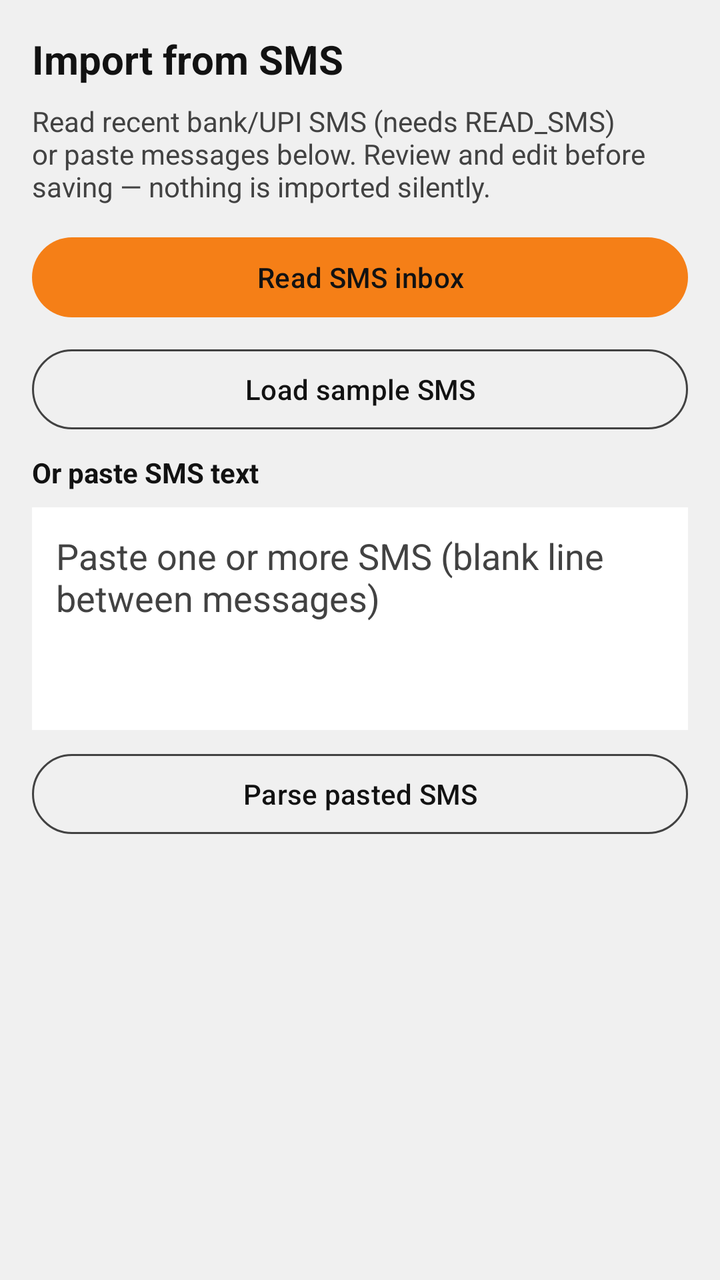
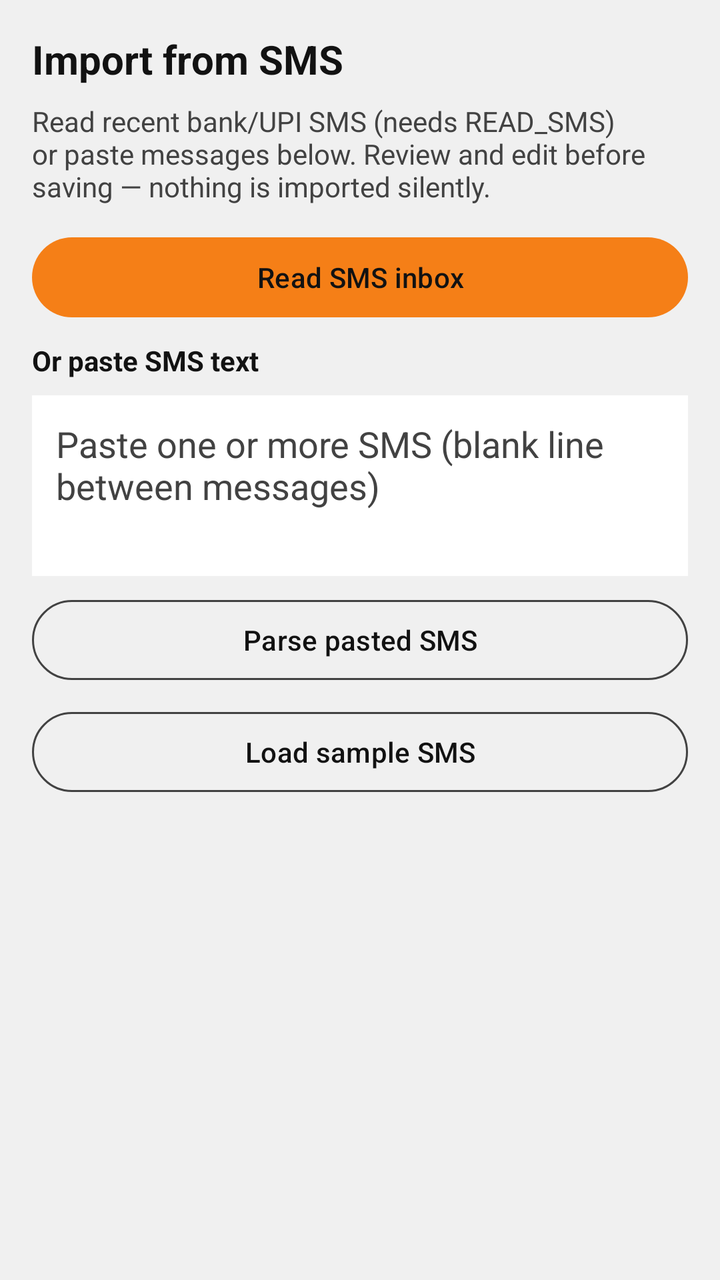

Two renders of the same Android screen: before a commit and after it. Below are the layout's source before the change and the commit's diff.
<!-- AndroidManifest.xml: application theme Theme.MoneyManager -->
<!-- res/layout/fragment_import_sms.xml -->
<?xml version="1.0" encoding="utf-8"?>
<ScrollView xmlns:android="http://schemas.android.com/apk/res/android"
    xmlns:app="http://schemas.android.com/apk/res-auto"
    xmlns:tools="http://schemas.android.com/tools"
    android:layout_width="match_parent"
    android:layout_height="match_parent"
    android:padding="16dp"
    android:fillViewport="true"
    android:background="@color/background_gray">

    <LinearLayout
        android:layout_width="match_parent"
        android:layout_height="wrap_content"
        android:orientation="vertical">

        <TextView
            android:layout_width="match_parent"
            android:layout_height="wrap_content"
            android:text="@string/import_sms_title"
            android:textStyle="bold"
            android:textSize="20sp"
            android:textColor="@color/text_primary"
            android:layout_marginBottom="8dp" />

        <TextView
            android:layout_width="match_parent"
            android:layout_height="wrap_content"
            android:text="@string/import_sms_hint"
            android:textColor="@color/text_secondary"
            android:textSize="14sp"
            android:layout_marginBottom="12dp" />

        <com.google.android.material.button.MaterialButton
            android:id="@+id/btnReadInbox"
            android:layout_width="match_parent"
            android:layout_height="wrap_content"
            android:text="@string/import_sms_read_inbox"
            android:textColor="@color/button_on_yellow"
            app:backgroundTint="@color/primary_yellow_dark"
            android:layout_marginBottom="8dp" />

        <com.google.android.material.button.MaterialButton
            android:id="@+id/btnLoadSamples"
            style="@style/Widget.Material3.Button.OutlinedButton"
            android:layout_width="match_parent"
            android:layout_height="wrap_content"
            android:text="@string/import_sms_load_samples"
            android:textColor="@color/text_primary"
            app:strokeColor="@color/text_secondary"
            android:layout_marginBottom="8dp" />

        <TextView
            android:layout_width="wrap_content"
            android:layout_height="wrap_content"
            android:text="@string/import_sms_or_paste"
            android:textStyle="bold"
            android:textColor="@color/text_primary"
            android:layout_marginBottom="8dp" />

        <EditText
            android:id="@+id/etPasteSms"
            android:layout_width="match_parent"
            android:layout_height="wrap_content"
            android:minLines="4"
            android:gravity="top|start"
            android:inputType="textMultiLine|textCapSentences"
            android:hint="@string/import_sms_paste_hint"
            android:textColor="@color/text_primary"
            android:textColorHint="@color/text_secondary"
            android:background="@color/surface_white"
            android:padding="12dp"
            android:layout_marginBottom="8dp" />

        <com.google.android.material.button.MaterialButton
            android:id="@+id/btnParsePaste"
            style="@style/Widget.Material3.Button.OutlinedButton"
            android:layout_width="match_parent"
            android:layout_height="wrap_content"
            android:text="@string/import_sms_parse_paste"
            android:textColor="@color/text_primary"
            app:strokeColor="@color/text_secondary"
            android:layout_marginBottom="16dp" />

        <TextView
            android:id="@+id/tvInboxSection"
            android:layout_width="wrap_content"
            android:layout_height="wrap_content"
            android:text="@string/import_sms_select_title"
            android:textStyle="bold"
            android:textColor="@color/text_primary"
            android:visibility="gone"
            android:layout_marginBottom="8dp" />

        <androidx.recyclerview.widget.RecyclerView
            android:id="@+id/rvInbox"
            android:layout_width="match_parent"
            android:layout_height="wrap_content"
            android:nestedScrollingEnabled="false"
            android:visibility="gone"
            tools:listitem="@layout/item_sms_inbox"
            android:layout_marginBottom="8dp" />

        <com.google.android.material.button.MaterialButton
            android:id="@+id/btnPreviewSelected"
            style="@style/Widget.Material3.Button.OutlinedButton"
            android:layout_width="match_parent"
            android:layout_height="wrap_content"
            android:text="@string/import_sms_preview_selected"
            android:textColor="@color/text_primary"
            android:visibility="gone"
            android:layout_marginBottom="16dp" />

        <TextView
            android:id="@+id/tvPreviewSection"
            android:layout_width="wrap_content"
            android:layout_height="wrap_content"
            android:text="@string/import_sms_preview_title"
            android:textStyle="bold"
            android:textColor="@color/text_primary"
            android:visibility="gone"
            android:layout_marginBottom="8dp" />

        <LinearLayout
            android:id="@+id/previewContainer"
            android:layout_width="match_parent"
            android:layout_height="wrap_content"
            android:orientation="vertical"
            android:visibility="gone" />

        <com.google.android.material.button.MaterialButton
            android:id="@+id/btnConfirmImport"
            android:layout_width="match_parent"
            android:layout_height="wrap_content"
            android:text="@string/import_sms_confirm"
            android:textColor="@color/button_on_yellow"
            app:backgroundTint="@color/primary_yellow_dark"
            android:visibility="gone"
            android:layout_marginTop="8dp"
            android:layout_marginBottom="24dp" />

        <ProgressBar
            android:id="@+id/progressInbox"
            android:layout_width="wrap_content"
            android:layout_height="wrap_content"
            android:layout_gravity="center_horizontal"
            android:visibility="gone" />

    </LinearLayout>
</ScrollView>
<!-- res/layout/item_sms_inbox.xml (included above) -->
<?xml version="1.0" encoding="utf-8"?>
<LinearLayout xmlns:android="http://schemas.android.com/apk/res/android"
    android:layout_width="match_parent"
    android:layout_height="wrap_content"
    android:orientation="horizontal"
    android:gravity="center_vertical"
    android:padding="8dp"
    android:background="?attr/selectableItemBackground">

    <CheckBox
        android:id="@+id/cbSelect"
        android:layout_width="wrap_content"
        android:layout_height="wrap_content" />

    <LinearLayout
        android:layout_width="0dp"
        android:layout_height="wrap_content"
        android:layout_weight="1"
        android:orientation="vertical"
        android:layout_marginStart="4dp">

        <TextView
            android:id="@+id/tvAddress"
            android:layout_width="match_parent"
            android:layout_height="wrap_content"
            android:textStyle="bold"
            android:textSize="13sp"
            android:textColor="@color/text_primary"
            android:maxLines="1"
            android:ellipsize="end" />

        <TextView
            android:id="@+id/tvBody"
            android:layout_width="match_parent"
            android:layout_height="wrap_content"
            android:textSize="12sp"
            android:textColor="@color/text_secondary"
            android:maxLines="3"
            android:ellipsize="end" />
    </LinearLayout>
</LinearLayout>
<!-- resources referenced by this layout -->
<resources>
  <color name="background_gray">#F0F0F0</color>
  <color name="button_on_yellow">#121212</color>
  <color name="primary_yellow_dark">#F57F17</color>
  <color name="surface_white">#FFFFFF</color>
  <color name="text_primary">#121212</color>
  <color name="text_secondary">#424242</color>
  <string name="import_sms_confirm">Confirm import</string>
  <string name="import_sms_hint">Read recent bank/UPI SMS (needs READ_SMS) or paste messages below. Review and edit before saving — nothing is imported silently.</string>
  <string name="import_sms_load_samples">Load sample SMS</string>
  <string name="import_sms_or_paste">Or paste SMS text</string>
  <string name="import_sms_parse_paste">Parse pasted SMS</string>
  <string name="import_sms_paste_hint">Paste one or more SMS (blank line between messages)</string>
  <string name="import_sms_preview_selected">Preview selected</string>
  <string name="import_sms_preview_title">Editable preview</string>
  <string name="import_sms_read_inbox">Read SMS inbox</string>
  <string name="import_sms_select_title">Select messages</string>
  <string name="import_sms_title">Import from SMS</string>
  <style name="Theme.MoneyManager" parent="Base.Theme.MoneyManager" />
  <style name="Base.Theme.MoneyManager" parent="Theme.Material3.DayNight.NoActionBar">
          <item name="colorPrimary">@color/primary_yellow</item>
          <item name="colorPrimaryVariant">@color/primary_yellow_dark</item>
          <item name="colorOnPrimary">@color/text_primary</item>
          <item name="colorSecondary">@color/accent_blue</item>
          <item name="colorSecondaryVariant">@color/teal_700</item>
          <item name="colorOnSecondary">@color/white</item>
          <item name="android:statusBarColor">@color/primary_yellow_dark</item>
          <item name="android:navigationBarColor">@color/background_gray</item>
          <item name="android:windowBackground">@color/background_gray</item>
          <item name="colorSurface">@color/surface_white</item>
          <item name="colorOnSurface">@color/text_primary</item>
          <item name="android:textColorPrimary">@color/text_primary</item>
          <item name="android:textColorSecondary">@color/text_secondary</item>
      </style>
  <color name="primary_yellow">#F9A825</color>
  <color name="accent_blue">#0D47A1</color>
  <color name="teal_700">#00695C</color>
  <color name="white">#FFFFFFFF</color>
</resources>

<!-- the commit's change to res/layout/fragment_import_sms.xml (unified diff, before → after) -->
@@ -1,7 +1,7 @@
 <?xml version="1.0" encoding="utf-8"?>
 <ScrollView xmlns:android="http://schemas.android.com/apk/res/android"
     xmlns:app="http://schemas.android.com/apk/res-auto"
-    xmlns:tools="http://schemas.android.com/tools"
+    android:id="@+id/scrollImportSms"
     android:layout_width="match_parent"
     android:layout_height="match_parent"
     android:padding="16dp"
@@ -39,48 +39,6 @@
             app:backgroundTint="@color/primary_yellow_dark"
             android:layout_marginBottom="8dp" />
 
-        <com.google.android.material.button.MaterialButton
-            android:id="@+id/btnLoadSamples"
-            style="@style/Widget.Material3.Button.OutlinedButton"
-            android:layout_width="match_parent"
-            android:layout_height="wrap_content"
-            android:text="@string/import_sms_load_samples"
-            android:textColor="@color/text_primary"
-            app:strokeColor="@color/text_secondary"
-            android:layout_marginBottom="8dp" />
-
-        <TextView
-            android:layout_width="wrap_content"
-            android:layout_height="wrap_content"
-            android:text="@string/import_sms_or_paste"
-            android:textStyle="bold"
-            android:textColor="@color/text_primary"
-            android:layout_marginBottom="8dp" />
-
-        <EditText
-            android:id="@+id/etPasteSms"
-            android:layout_width="match_parent"
-            android:layout_height="wrap_content"
-            android:minLines="4"
-            android:gravity="top|start"
-            android:inputType="textMultiLine|textCapSentences"
-            android:hint="@string/import_sms_paste_hint"
-            android:textColor="@color/text_primary"
-            android:textColorHint="@color/text_secondary"
-            android:background="@color/surface_white"
-            android:padding="12dp"
-            android:layout_marginBottom="8dp" />
-
-        <com.google.android.material.button.MaterialButton
-            android:id="@+id/btnParsePaste"
-            style="@style/Widget.Material3.Button.OutlinedButton"
-            android:layout_width="match_parent"
-            android:layout_height="wrap_content"
-            android:text="@string/import_sms_parse_paste"
-            android:textColor="@color/text_primary"
-            app:strokeColor="@color/text_secondary"
-            android:layout_marginBottom="16dp" />
-
         <TextView
             android:id="@+id/tvInboxSection"
             android:layout_width="wrap_content"
@@ -91,22 +49,39 @@
             android:visibility="gone"
             android:layout_marginBottom="8dp" />
 
-        <androidx.recyclerview.widget.RecyclerView
-            android:id="@+id/rvInbox"
+        
+        <LinearLayout
+            android:id="@+id/inboxActions"
             android:layout_width="match_parent"
             android:layout_height="wrap_content"
-            android:nestedScrollingEnabled="false"
+            android:orientation="vertical"
             android:visibility="gone"
-            tools:listitem="@layout/item_sms_inbox"
-            android:layout_marginBottom="8dp" />
+            android:layout_marginBottom="8dp">
 
-        <com.google.android.material.button.MaterialButton
-            android:id="@+id/btnPreviewSelected"
-            style="@style/Widget.Material3.Button.OutlinedButton"
+            <com.google.android.material.button.MaterialButton
+                android:id="@+id/btnSelectAllInbox"
+                style="@style/Widget.Material3.Button.OutlinedButton"
+                android:layout_width="match_parent"
+                android:layout_height="wrap_content"
+                android:text="@string/import_sms_select_all"
+                android:textColor="@color/text_primary"
+                app:strokeColor="@color/text_secondary"
+                android:layout_marginBottom="8dp" />
+
+            <com.google.android.material.button.MaterialButton
+                android:id="@+id/btnPreviewSelected"
+                android:layout_width="match_parent"
+                android:layout_height="wrap_content"
+                android:text="@string/import_sms_preview_selected"
+                android:textColor="@color/button_on_yellow"
+                app:backgroundTint="@color/primary_yellow_dark" />
+        </LinearLayout>
+
+        <LinearLayout
+            android:id="@+id/llInbox"
             android:layout_width="match_parent"
             android:layout_height="wrap_content"
-            android:text="@string/import_sms_preview_selected"
-            android:textColor="@color/text_primary"
+            android:orientation="vertical"
             android:visibility="gone"
             android:layout_marginBottom="16dp" />
 
@@ -136,6 +111,48 @@
             app:backgroundTint="@color/primary_yellow_dark"
             android:visibility="gone"
             android:layout_marginTop="8dp"
+            android:layout_marginBottom="16dp" />
+
+        <TextView
+            android:layout_width="wrap_content"
+            android:layout_height="wrap_content"
+            android:text="@string/import_sms_or_paste"
+            android:textStyle="bold"
+            android:textColor="@color/text_primary"
+            android:layout_marginBottom="8dp" />
+
+        <EditText
+            android:id="@+id/etPasteSms"
+            android:layout_width="match_parent"
+            android:layout_height="wrap_content"
+            android:minLines="3"
+            android:gravity="top|start"
+            android:inputType="textMultiLine|textCapSentences"
+            android:hint="@string/import_sms_paste_hint"
+            android:textColor="@color/text_primary"
+            android:textColorHint="@color/text_secondary"
+            android:background="@color/surface_white"
+            android:padding="12dp"
+            android:layout_marginBottom="8dp" />
+
+        <com.google.android.material.button.MaterialButton
+            android:id="@+id/btnParsePaste"
+            style="@style/Widget.Material3.Button.OutlinedButton"
+            android:layout_width="match_parent"
+            android:layout_height="wrap_content"
+            android:text="@string/import_sms_parse_paste"
+            android:textColor="@color/text_primary"
+            app:strokeColor="@color/text_secondary"
+            android:layout_marginBottom="8dp" />
+
+        <com.google.android.material.button.MaterialButton
+            android:id="@+id/btnLoadSamples"
+            style="@style/Widget.Material3.Button.OutlinedButton"
+            android:layout_width="match_parent"
+            android:layout_height="wrap_content"
+            android:text="@string/import_sms_load_samples"
+            android:textColor="@color/text_primary"
+            app:strokeColor="@color/text_secondary"
             android:layout_marginBottom="24dp" />
 
         <ProgressBar
@@ -147,45 +164,3 @@
 
     </LinearLayout>
 </ScrollView>
-<!-- res/layout/item_sms_inbox.xml (included above) -->
-<?xml version="1.0" encoding="utf-8"?>
-<LinearLayout xmlns:android="http://schemas.android.com/apk/res/android"
-    android:layout_width="match_parent"
-    android:layout_height="wrap_content"
-    android:orientation="horizontal"
-    android:gravity="center_vertical"
-    android:padding="8dp"
-    android:background="?attr/selectableItemBackground">
-
-    <CheckBox
-        android:id="@+id/cbSelect"
-        android:layout_width="wrap_content"
-        android:layout_height="wrap_content" />
-
-    <LinearLayout
-        android:layout_width="0dp"
-        android:layout_height="wrap_content"
-        android:layout_weight="1"
-        android:orientation="vertical"
-        android:layout_marginStart="4dp">
-
-        <TextView
-            android:id="@+id/tvAddress"
-            android:layout_width="match_parent"
-            android:layout_height="wrap_content"
-            android:textStyle="bold"
-            android:textSize="13sp"
-            android:textColor="@color/text_primary"
-            android:maxLines="1"
-            android:ellipsize="end" />
-
-        <TextView
-            android:id="@+id/tvBody"
-            android:layout_width="match_parent"
-            android:layout_height="wrap_content"
-            android:textSize="12sp"
-            android:textColor="@color/text_secondary"
-            android:maxLines="3"
-            android:ellipsize="end" />
-    </LinearLayout>
-</LinearLayout>
<!-- resource entries referenced after the edit -->
@@ -15,6 +15,7 @@
   <string name="import_sms_preview_selected">Preview selected</string>
   <string name="import_sms_preview_title">Editable preview</string>
   <string name="import_sms_read_inbox">Read SMS inbox</string>
+  <string name="import_sms_select_all">Select all</string>
   <string name="import_sms_select_title">Select messages</string>
   <string name="import_sms_title">Import from SMS</string>
   <style name="Theme.MoneyManager" parent="Base.Theme.MoneyManager" />
